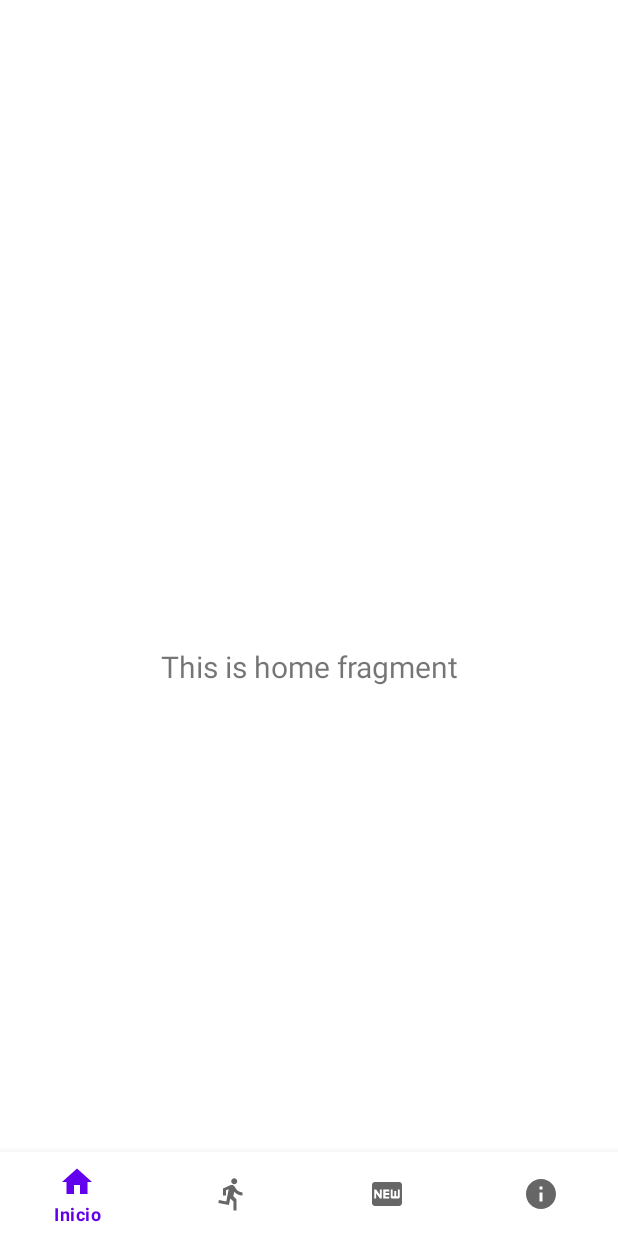
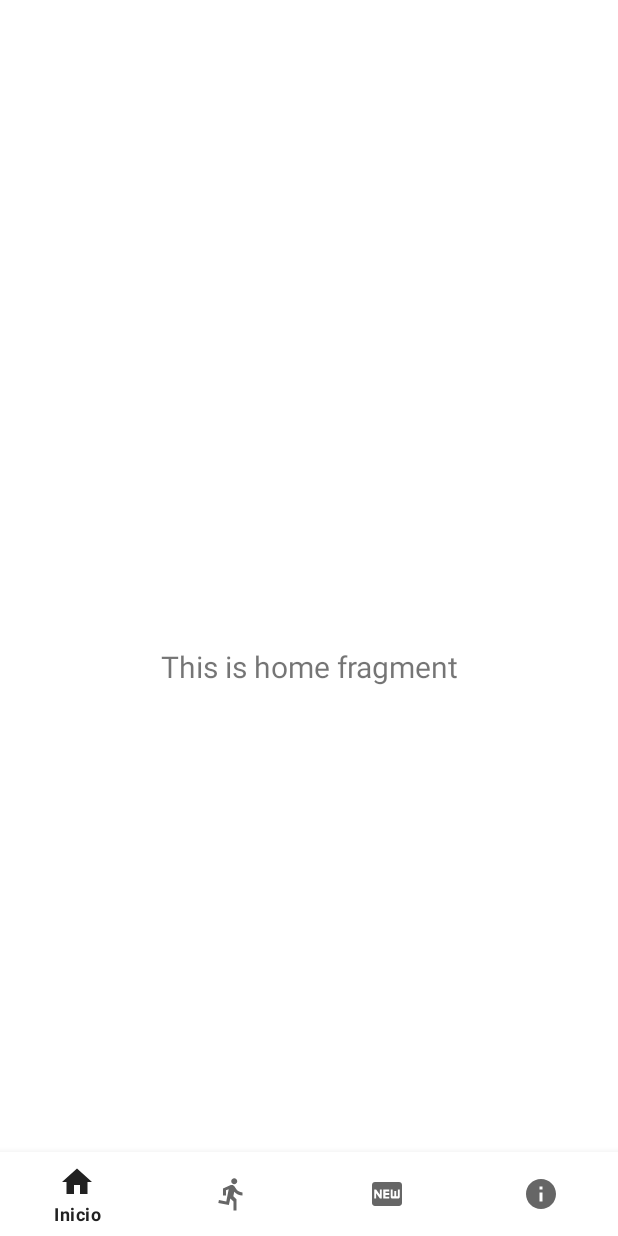
Before and after one commit to maximopeoficiales/lomasgo, an Android app: the screen it shows after launch (HomeActivity), on a phone screen of 412 x 824 dp. Run offline under Robolectric (Android 15) with nearby library versions, the phone set to English and light mode, and no system bars; our stand-ins replace navigation-ui.

Commit message:
se agrego color material temporal

```diff
--- a/app/src/main/res/values/colors.xml
+++ b/app/src/main/res/values/colors.xml
@@ -8,4 +8,16 @@
     <color name="black">#FF000000</color>
     <color name="white">#FFFFFFFF</color>
     <color name="color_schema">#424242</color>
+
+    <color name="material_primaryColor">#212121</color>
+    <color name="material_primaryLightColor">#484848</color>
+    <color name="material_primaryDarkColor">#000000</color>
+    <color name="material_secondaryColor">#455a64</color>
+    <color name="material_secondaryLightColor">#718792</color>
+    <color name="material_secondaryDarkColor">#1c313a</color>
+    <color name="material_primaryTextColor">#ffffff</color>
+    <color name="material_secondaryTextColor">#ffffff</color>
+
+
+
 </resources>
--- a/app/src/main/res/values/themes.xml
+++ b/app/src/main/res/values/themes.xml
@@ -2,13 +2,13 @@
     <!-- Base application theme. -->
     <style name="Theme.Lomasgo" parent="Theme.MaterialComponents.DayNight.DarkActionBar">
         <!-- Primary brand color. -->
-        <item name="colorPrimary">@color/purple_500</item>
-        <item name="colorPrimaryVariant">@color/purple_700</item>
-        <item name="colorOnPrimary">@color/white</item>
+        <item name="colorPrimary">@color/material_primaryColor</item>
+        <item name="colorPrimaryVariant">@color/material_primaryDarkColor</item>
+        <item name="colorOnPrimary">@color/material_primaryTextColor</item>
         <!-- Secondary brand color. -->
-        <item name="colorSecondary">@color/teal_200</item>
-        <item name="colorSecondaryVariant">@color/teal_700</item>
-        <item name="colorOnSecondary">@color/black</item>
+        <item name="colorSecondary">@color/material_secondaryColor</item>
+        <item name="colorSecondaryVariant">@color/material_secondaryDarkColor</item>
+        <item name="colorOnSecondary">@color/material_secondaryTextColor</item>
         <!-- Status bar color. -->
         <item name="android:statusBarColor" tools:targetApi="l">?attr/colorPrimaryVariant</item>
         <!-- Customize your theme here. -->
```
